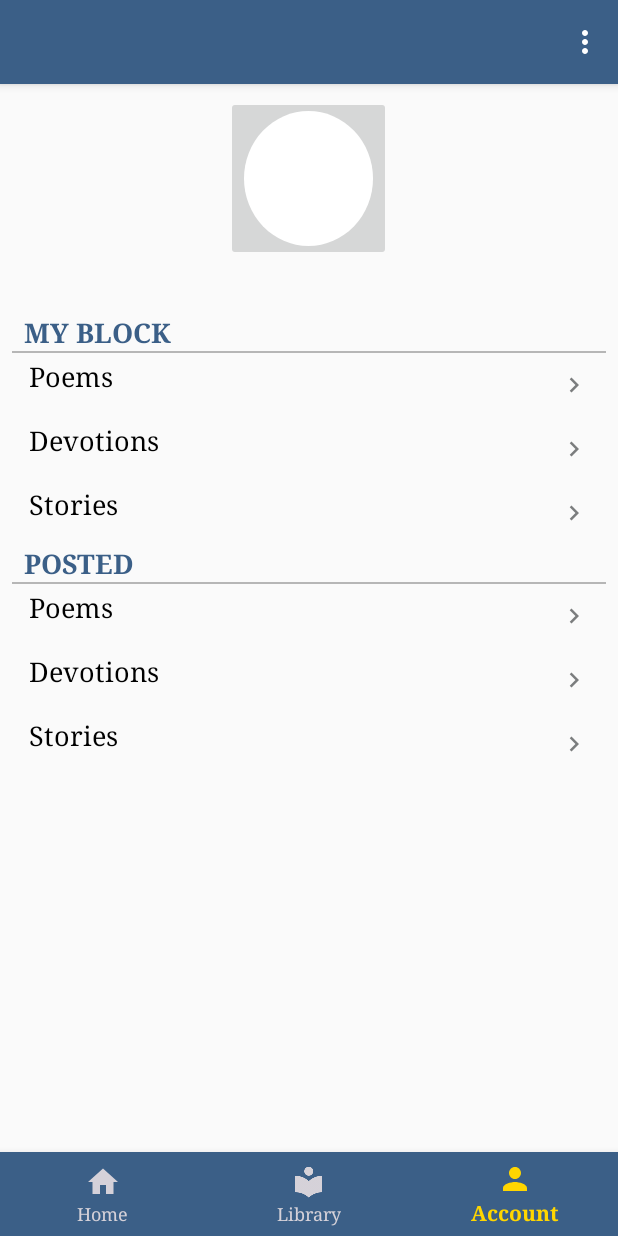
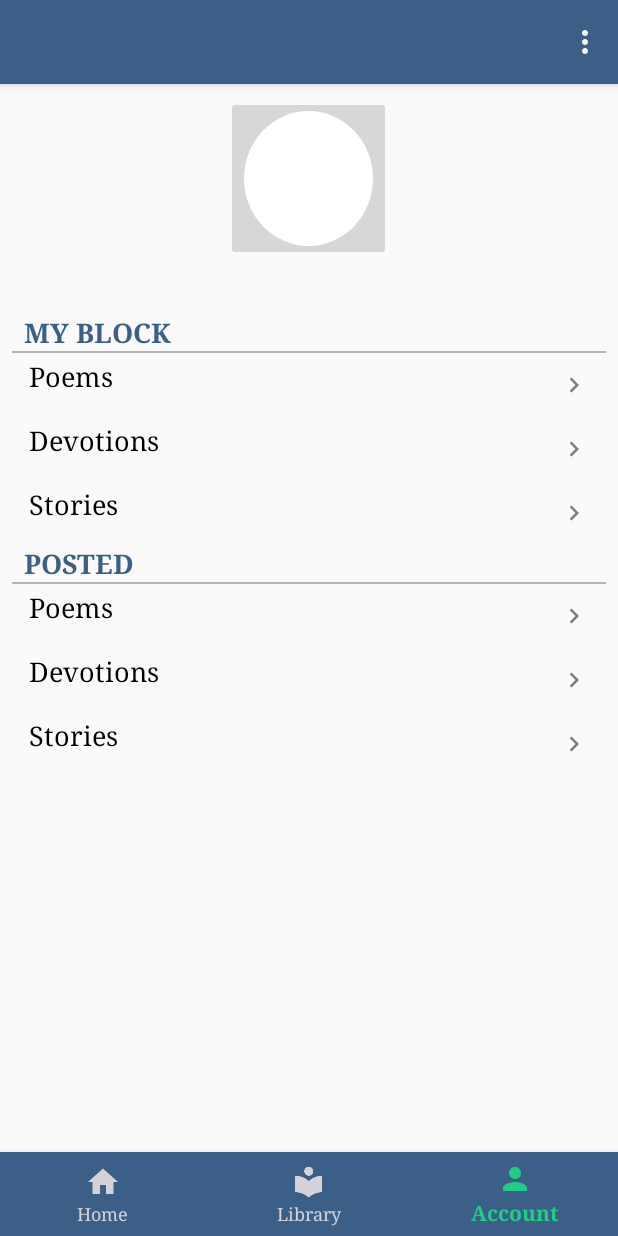
Before and after one commit to KellexMott/Penciled-Thoughts, an Android app: the screen it shows after launch once a user with an empty profile is signed in (ProfileActivity), item 3 of the bottom bar chosen, on a phone screen of 412 x 824 dp. Run offline under Robolectric (Android 15) with nearby library versions, the phone set to English and light mode, and no system bars; our stand-ins replace Firebase (no records; nobody signed in at launch, a user with empty details on screens opened directly), Picasso; pictures from the network do not load; 5 statements that could not run were skipped.

Commit message:
on tabSelectedTextColor added and refactored getUid to one method

```diff
--- a/app/src/main/res/drawable-hdpi/ic_visibility_blue_24px.xml
+++ b/app/src/main/res/drawable-hdpi/ic_visibility_blue_24px.xml
@@ -5,5 +5,5 @@
         android:viewportHeight="24.0">
     <path
         android:pathData="M12,4.5C7,4.5 2.73,7.61 1,12c1.73,4.39 6,7.5 11,7.5s9.27,-3.11 11,-7.5c-1.73,-4.39 -6,-7.5 -11,-7.5zM12,17c-2.76,0 -5,-2.24 -5,-5s2.24,-5 5,-5 5,2.24 5,5 -2.24,5 -5,5zM12,9c-1.66,0 -3,1.34 -3,3s1.34,3 3,3 3,-1.34 3,-3 -1.34,-3 -3,-3z"
-        android:fillColor="#5395d7"/>
+        android:fillColor="@color/colorActive"/>
 </vector>
--- a/app/src/main/res/drawable/ic_thumb_up_blue_24dp.xml
+++ b/app/src/main/res/drawable/ic_thumb_up_blue_24dp.xml
@@ -4,6 +4,6 @@
         android:viewportWidth="24.0"
         android:viewportHeight="24.0">
     <path
-        android:fillColor="#5395d7"
+        android:fillColor="@color/colorActive"
         android:pathData="M1,21h4L5,9L1,9v12zM23,10c0,-1.1 -0.9,-2 -2,-2h-6.31l0.95,-4.57 0.03,-0.32c0,-0.41 -0.17,-0.79 -0.44,-1.06L14.17,1 7.59,7.59C7.22,7.95 7,8.45 7,9v10c0,1.1 0.9,2 2,2h9c0.83,0 1.54,-0.5 1.84,-1.22l3.02,-7.05c0.09,-0.23 0.14,-0.47 0.14,-0.73v-1.91l-0.01,-0.01L23,10z"/>
 </vector>
--- a/app/src/main/res/layout/activity_main.xml
+++ b/app/src/main/res/layout/activity_main.xml
@@ -34,6 +34,7 @@
             android:id="@+id/tabs"
             android:layout_width="match_parent"
             android:layout_height="wrap_content"
+            app:tabSelectedTextColor="@color/colorAccent"
             app:tabMaxWidth="0dp"
             app:tabGravity="fill"/>
     </android.support.design.widget.AppBarLayout>
--- a/app/src/main/res/layout/item_storyrow.xml
+++ b/app/src/main/res/layout/item_storyrow.xml
@@ -81,7 +81,7 @@
                          android:id="@+id/tv_category"
                          android:layout_width="wrap_content"
                          android:layout_height="wrap_content"
-                         android:textColor="@color/colorWhite"
+                         android:textColor="@color/colorAccent"
                          android:padding="5dp"
                          android:textSize="14sp" />
 
@@ -89,7 +89,7 @@
                         android:id="@+id/tv_status"
                         android:layout_width="wrap_content"
                         android:layout_height="wrap_content"
-                        android:textColor="@color/colorWhite"
+                        android:textColor="@color/colorAccent"
                         android:padding="5dp"
                         android:textSize="14sp" />
 
@@ -97,7 +97,7 @@
                         android:id="@+id/tv_chapters"
                         android:layout_width="wrap_content"
                         android:layout_height="wrap_content"
-                        android:textColor="@color/colorWhite"
+                        android:textColor="@color/colorAccent"
                         android:padding="5dp"
                         android:textSize="14sp" />
                     </LinearLayout>
--- a/app/src/main/res/values/colors.xml
+++ b/app/src/main/res/values/colors.xml
@@ -1,12 +1,13 @@
 <?xml version="1.0" encoding="utf-8"?>
 <resources>
-    <color name="colorPrimary">#3b5f87</color>
-    <color name="colorPrimaryDark">#01365a</color> <!--292f33-->
-    <color name="colorAccent">#FFD600</color> <!--68EFAD-->
+    <color name="colorPrimary">#3b5f87</color> <!--  691a99-->
+    <color name="colorPrimaryDark">#01365a</color> <!-- 37006a -->
+    <color name="colorAccent">#1FCD85</color> <!--68EFAD   FFD600-->
     <color name="colorActiveNav">#fed6d2d9</color>
     <color name="colorText">#000</color> <!--292f33-->
     <color name="colorWhite">#ffff</color>
     <color name="colorTitle">#6a8cb7</color>
+    <color name="colorActive">#5395d7</color>
     <color name="colorTint">#6F000000</color>
     <color name="colorMediumGrey">#727272</color>
     <color name="colorRed">#da1212</color>
--- a/app/src/main/res/values/styles.xml
+++ b/app/src/main/res/values/styles.xml
@@ -106,12 +106,6 @@
         <item name="android:textColor">#0099cc</item>
     </style>
 
-    <style name="PrimaryFlatButton" parent="Theme.AppCompat.Light">
-        <item name="android:buttonStyle">
-            @style/Widget.AppCompat.Button.Borderless.Colored
-        </item>
-        <item name="colorAccent">#FFAB40</item>
-    </style>
 
     <style name="dialogTheme" parent="Theme.AppCompat.Light.Dialog">
         <item name="windowNoTitle">true</item>
```
Also changed, not shown: app/src/main/java/com/techart/writersblock/utils/FireBaseUtils.java (+23 -20 lines), app/src/main/res/drawable/ic_file_grey.xml (+6 -6 lines).
